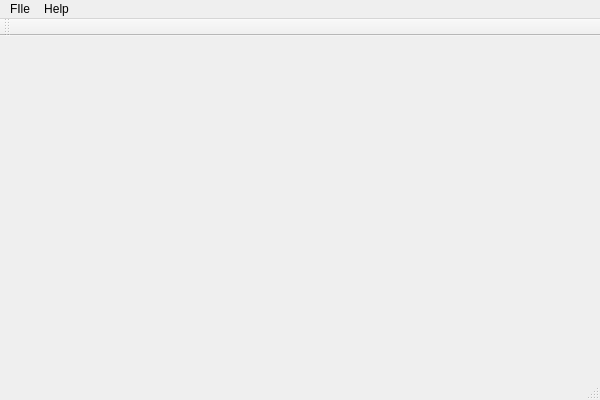
The window that mainwindow.ui (Muzer/zinc-package-installer) describes before a commit, drawn with Qt 5.
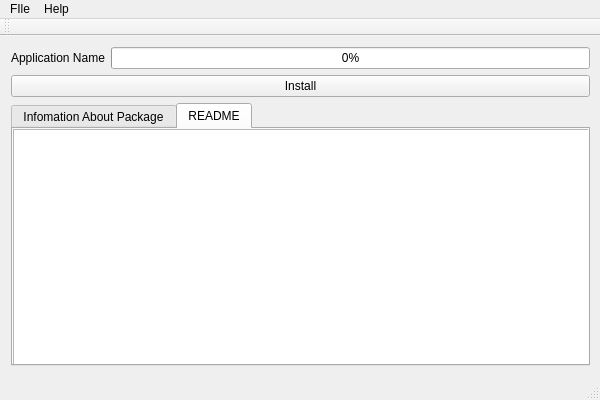
The same window after the commit. The open tabs and pages were chosen to show the change.

Commit message: Added file search dialog. Created base gui.

What changed in the file:
```diff
--- a/mainwindow.ui
+++ b/mainwindow.ui
@@ -10,10 +10,94 @@
     <height>400</height>
    </rect>
   </property>
+  <property name="sizePolicy">
+   <sizepolicy hsizetype="Fixed" vsizetype="Fixed">
+    <horstretch>0</horstretch>
+    <verstretch>0</verstretch>
+   </sizepolicy>
+  </property>
   <property name="windowTitle">
    <string>MainWindow</string>
   </property>
-  <widget class="QWidget" name="centralWidget"/>
+  <widget class="QWidget" name="centralWidget">
+   <property name="sizePolicy">
+    <sizepolicy hsizetype="Fixed" vsizetype="Fixed">
+     <horstretch>0</horstretch>
+     <verstretch>0</verstretch>
+    </sizepolicy>
+   </property>
+   <widget class="QWidget" name="verticalLayoutWidget">
+    <property name="geometry">
+     <rect>
+      <x>0</x>
+      <y>0</y>
+      <width>601</width>
+      <height>341</height>
+     </rect>
+    </property>
+    <layout class="QVBoxLayout" name="verticalLayout">
+     <item>
+      <layout class="QHBoxLayout" name="horizontalLayout">
+       <property name="sizeConstraint">
+        <enum>QLayout::SetDefaultConstraint</enum>
+       </property>
+       <item>
+        <widget class="QLabel" name="lbl_app_name">
+         <property name="text">
+          <string>Application Name</string>
+         </property>
+        </widget>
+       </item>
+       <item>
+        <widget class="QProgressBar" name="progress_bar">
+         <property name="value">
+          <number>0</number>
+         </property>
+        </widget>
+       </item>
+      </layout>
+     </item>
+     <item>
+      <layout class="QHBoxLayout" name="horizontalLayout_2">
+       <item>
+        <widget class="QPushButton" name="btn_install">
+         <property name="text">
+          <string>Install</string>
+         </property>
+        </widget>
+       </item>
+      </layout>
+     </item>
+     <item>
+      <widget class="QTabWidget" name="tabWidget">
+       <property name="currentIndex">
+        <number>0</number>
+       </property>
+       <widget class="QWidget" name="tab">
+        <attribute name="title">
+         <string>Infomation About Package</string>
+        </attribute>
+       </widget>
+       <widget class="QWidget" name="tab_2">
+        <attribute name="title">
+         <string>README</string>
+        </attribute>
+        <widget class="QTextEdit" name="textEdit">
+         <property name="geometry">
+          <rect>
+           <x>0</x>
+           <y>0</y>
+           <width>591</width>
+           <height>251</height>
+          </rect>
+         </property>
+        </widget>
+       </widget>
+      </widget>
+     </item>
+    </layout>
+   </widget>
+  </widget>
   <widget class="QMenuBar" name="menuBar">
    <property name="geometry">
     <rect>
```
Left out of the diff: 4 changed lines with no effect on the pictures. The commit also changes 4 other files.
